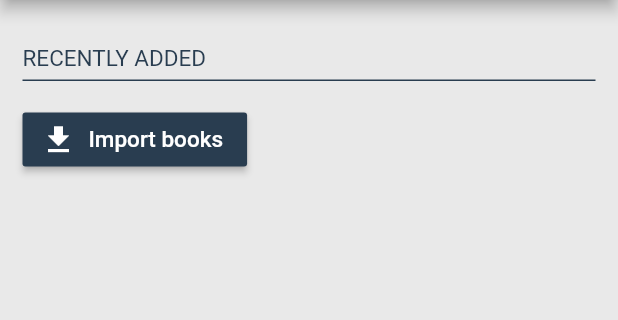
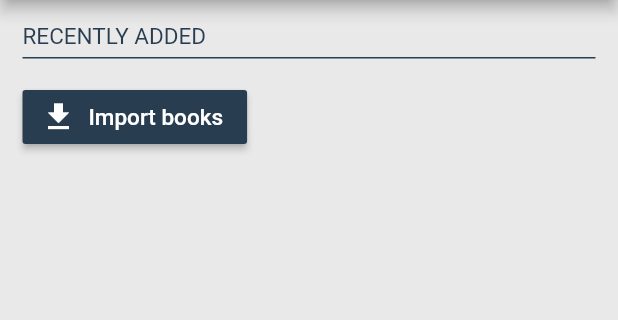
Before and after one commit to arjunverano95/arcana-ebook-reader, a Flutter app: the screen it shows after launch, on a phone screen of 412 x 824 dp, the part 84-404 px from its top. Run offline on Flutter 3.47's test engine with Material 2 defaults, Android fonts, the light colour scheme and no system bars; our stand-ins replace file_picker, flutter_mobx, mobx, permission_handler; missing offline and left inert: epub, isolate_handler; generated files the repository leaves out were written again.

Commit message:
fixed ui issues

```diff
--- a/lib/main.dart
+++ b/lib/main.dart
@@ -1,16 +1,18 @@
 import 'package:arcana_ebook_reader/env.dart';
+import 'package:arcana_ebook_reader/util/customColors.dart';
 import 'package:flutter/material.dart';
+// import 'package:flutter/services.dart';
 import 'screens/home.dart';
 
 //void main() => runApp(Login());
 Future<void> main() async {
   WidgetsFlutterBinding.ensureInitialized();
-
+  // SystemChrome.setEnabledSystemUIOverlays([]);
   await BuildEnvironment.init();
   runApp(MaterialApp(
       title: 'Arcana Ebook Reader',
       theme: ThemeData(
-        primarySwatch: Colors.blueGrey,
+        primaryColor: CustomColors.normal,
       ),
       home: Home()));
 }
--- a/lib/screens/favorites.dart
+++ b/lib/screens/favorites.dart
@@ -65,7 +65,6 @@ class FavoritesBodyState extends State<FavoritesBody> {
       appBar: AppBar(
         centerTitle: false,
         title: Text('Favorites'),
-        backgroundColor: CustomColors.normal,
         actions: [
           IconButton(
             icon: Icon(Icons.sort_by_alpha, color: Colors.white),
@@ -88,6 +87,7 @@ class FavoritesBodyState extends State<FavoritesBody> {
         ),
       ),
       body: SingleChildScrollView(
+        padding: EdgeInsets.all(15),
         child: ConstrainedBox(
           constraints: BoxConstraints(),
           child: Column(children: [
--- a/lib/screens/home.dart
+++ b/lib/screens/home.dart
@@ -164,18 +164,16 @@ class HomeBodyState extends State<HomeBody> {
       appBar: AppBar(
         centerTitle: false,
         title: Text('Arcana Ebook Reader'),
-        backgroundColor: CustomColors.normal,
       ),
       body: SingleChildScrollView(
+        padding: EdgeInsets.all(15),
         child: ConstrainedBox(
           constraints: BoxConstraints(),
           child: Column(children: <Widget>[
             Container(
-              padding: EdgeInsets.only(top: 15),
               child: Observer(builder: (_) => _recentRead()),
             ),
             Container(
-              margin: EdgeInsets.only(top: 15, left: 15, right: 15),
               padding: EdgeInsets.only(bottom: 5),
               decoration: BoxDecoration(
                 border: Border(
@@ -202,8 +200,7 @@ class HomeBodyState extends State<HomeBody> {
               padding: EdgeInsets.only(top: 15),
               child: Observer(builder: (_) => _recentAdded()),
             ),
-            Container(
-              margin: EdgeInsets.only(left: 15, right: 15, bottom: 15),
+            Observer(builder: (_) =>  Container(
               decoration: (env.bookstore.books != null &&
                       env.bookstore.books.length > 0)
                   ? BoxDecoration(
@@ -230,7 +227,8 @@ class HomeBodyState extends State<HomeBody> {
                 ],
               ),
             ),
-          ]),
+       ),
+              ]),
         ),
       ),
     );
--- a/lib/screens/library.dart
+++ b/lib/screens/library.dart
@@ -118,7 +118,6 @@ class LibraryBodyState extends State<LibraryBody> {
       appBar: AppBar(
         centerTitle: false,
         title: Text('Library'),
-        backgroundColor: CustomColors.normal,
         actions: [
           IconButton(
             icon: Icon(Icons.sort_by_alpha, color: Colors.white),
@@ -147,6 +146,7 @@ class LibraryBodyState extends State<LibraryBody> {
         ),
       ),
       body: SingleChildScrollView(
+        padding: EdgeInsets.all(15),
         child: ConstrainedBox(
           constraints: BoxConstraints(),
           child: Column(children: [
--- a/lib/widgets/bookTile.dart
+++ b/lib/widgets/bookTile.dart
@@ -42,8 +42,8 @@ class _BookTileState extends State<BookTile> {
     return InkWell(
       onTap: () {},
       child: Container(
-        margin: EdgeInsets.only(bottom: 15, left: 15, right: 15),
         padding: EdgeInsets.all(15),
+        margin: EdgeInsets.only(bottom:15),
         color: Colors.white,
         child: Row(
           mainAxisAlignment: MainAxisAlignment.start,
--- a/pubspec.yaml
+++ b/pubspec.yaml
@@ -43,14 +43,12 @@ dev_dependencies:
   flutter_launcher_icons: ^0.8.1
   flutter_native_splash: ^0.1.9
 
-#flutter pub pub run flutter_native_splash:create
 flutter_native_splash:
   image: "assets/images/arcana_ebook_reader_transparent.png"
   color: "293D50"
   android: true
   ios: true
 
-# flutter pub run flutter_launcher_icons:main
 flutter_icons:
     android: true
     ios: true
```
Also changed, not shown: 8 other files.
